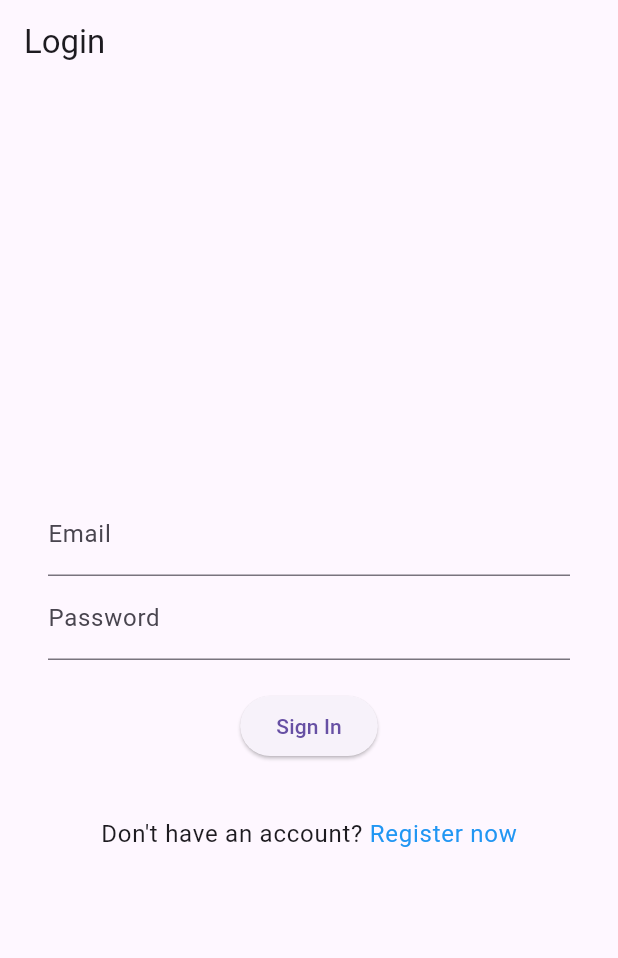
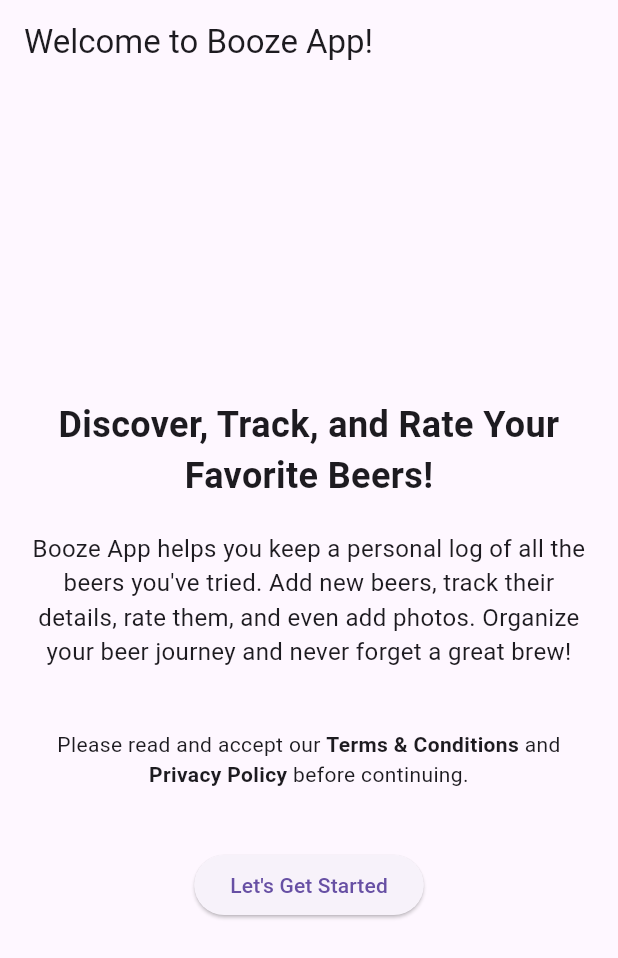
Before and after one commit to zjcz/booze-app, a Flutter app: the screen it shows after launch, on a phone screen of 412 x 824 dp. Shown: the top 958 px of the screen. Run offline on Flutter 3.47's test engine with Material 3 defaults, Android fonts, the phone set to English and light mode, and no system bars; our stand-ins replace cloud_firestore, firebase_auth, firebase_core, firebase_storage, flutter_markdown, image_picker and 2 more; accounts and stored records are empty; generated files the repository leaves out were written again.

Commit message:
feat: add welcome, about screens

```diff
--- /dev/null
+++ b/devtools_options.yaml
@@ -0,0 +1,3 @@
+description: This file stores settings for Dart & Flutter DevTools.
+documentation: https://docs.flutter.dev/tools/devtools/extensions#configure-extension-enablement-states
+extensions:
--- a/lib/main.dart
+++ b/lib/main.dart
@@ -1,28 +1,51 @@
 import 'package:firebase_auth/firebase_auth.dart';
 import 'package:firebase_core/firebase_core.dart';
 import 'package:flutter/material.dart';
+import 'package:shared_preferences/shared_preferences.dart';
 
 import 'firebase_options.dart';
 import 'auth_screen.dart';
 import 'home_screen.dart';
+import 'welcome_screen.dart';
 
 Future<void> main() async {
   WidgetsFlutterBinding.ensureInitialized();
 
   await Firebase.initializeApp(options: DefaultFirebaseOptions.currentPlatform);
 
-  runApp(const BoozeApp());
+  final prefs = await SharedPreferences.getInstance();
+  final welcomeScreenShown = prefs.getBool('welcomeScreenShown') ?? false;
+
+  runApp(BoozeApp(welcomeScreenShown: welcomeScreenShown));
 }
 
-class BoozeApp extends StatelessWidget {
-  const BoozeApp({super.key});
+class BoozeApp extends StatefulWidget {
+  final bool welcomeScreenShown;
+
+  const BoozeApp({super.key, required this.welcomeScreenShown});
+
+  @override
+  State<BoozeApp> createState() => _BoozeAppState();
+}
+
+class _BoozeAppState extends State<BoozeApp> {
+  bool _welcomeScreenShown = false;
+
+  @override
+  @override
+  void initState() {
+    super.initState();
+
+    _welcomeScreenShown = widget.welcomeScreenShown;
+  }
 
   @override
   Widget build(BuildContext context) {
     return MaterialApp(
       title: 'Booze App',
       theme: ThemeData(primarySwatch: Colors.amber),
-      home: Scaffold(
+      home: _welcomeScreenShown
+          ? Scaffold(
               body: LayoutBuilder(
                 builder: (context, constraints) {
                   return Row(
@@ -39,7 +62,9 @@
                                 children: [
                                   Text(
                                     'Booze App Desktop',
-                              style: Theme.of(context).textTheme.headlineMedium,
+                                    style: Theme.of(
+                                      context,
+                                    ).textTheme.headlineMedium,
                                   ),
                                 ],
                               ),
@@ -65,6 +90,11 @@
                   );
                 },
               ),
+            )
+          : WelcomeScreen(
+              onWelcomeScreenDismissed: () {
+                setState(() => _welcomeScreenShown = true);
+              },
             ),
     );
   }
--- /dev/null
+++ b/lib/welcome_screen.dart
@@ -0,0 +1,91 @@
+import 'package:booze_app/policy_viewer_screen.dart';
+import 'package:flutter/gestures.dart';
+import 'package:flutter/material.dart';
+import 'package:shared_preferences/shared_preferences.dart';
+
+class WelcomeScreen extends StatelessWidget {
+  final Function() onWelcomeScreenDismissed;
+  const WelcomeScreen({super.key, required this.onWelcomeScreenDismissed});
+
+  Future<void> _markWelcomeScreenShown() async {
+    final prefs = await SharedPreferences.getInstance();
+    await prefs.setBool('welcomeScreenShown', true);
+  }
+
+  @override
+  Widget build(BuildContext context) {
+    return Scaffold(
+      appBar: AppBar(title: const Text('Welcome to Booze App!')),
+      body: Padding(
+        padding: const EdgeInsets.all(16.0),
+        child: Column(
+          mainAxisAlignment: MainAxisAlignment.center,
+          crossAxisAlignment: CrossAxisAlignment.center,
+          children: [
+            const Text(
+              'Discover, Track, and Rate Your Favorite Beers!',
+              textAlign: TextAlign.center,
+              style: TextStyle(fontSize: 24, fontWeight: FontWeight.bold),
+            ),
+            const SizedBox(height: 20),
+            const Text(
+              'Booze App helps you keep a personal log of all the beers you\'ve tried. '
+              'Add new beers, track their details, rate them, and even add photos. '
+              'Organize your beer journey and never forget a great brew!',
+              textAlign: TextAlign.center,
+              style: TextStyle(fontSize: 16),
+            ),
+            const SizedBox(height: 40),
+            RichText(
+              textAlign: TextAlign.center,
+              text: TextSpan(
+                text: "Please read and accept our ",
+                style: Theme.of(context).textTheme.bodyMedium,
+                children: [
+                  TextSpan(
+                    text: "Terms & Conditions",
+                    style: TextStyle(fontWeight: FontWeight.bold),
+                    recognizer: TapGestureRecognizer()
+                      ..onTap = () {
+                        Navigator.of(context).push(
+                          MaterialPageRoute(
+                            builder: (context) => PolicyViewerScreen(
+                              policyType: PolicyType.termsAndConditions,
+                            ),
+                          ),
+                        );
+                      },
+                  ),
+                  const TextSpan(text: " and "),
+                  TextSpan(
+                    text: "Privacy Policy",
+                    style: TextStyle(fontWeight: FontWeight.bold),
+                    recognizer: TapGestureRecognizer()
+                      ..onTap = () {
+                        Navigator.of(context).push(
+                          MaterialPageRoute(
+                            builder: (context) => PolicyViewerScreen(
+                              policyType: PolicyType.privacyPolicy,
+                            ),
+                          ),
+                        );
+                      },
+                  ),
+                  const TextSpan(text: " before continuing."),
+                ],
+              ),
+            ),
+            const SizedBox(height: 40),
+            ElevatedButton(
+              onPressed: () async {
+                await _markWelcomeScreenShown();
+                onWelcomeScreenDismissed();
+              },
+              child: const Text('Let\'s Get Started'),
+            ),
+          ],
+        ),
+      ),
+    );
+  }
+}
```
Also changed, not shown: lib/about_screen.dart (added, +112 -0 lines), lib/home_screen.dart (+17 -0 lines), lib/policy_viewer_screen.dart (added, +57 -0 lines), pubspec.yaml (+8 -6 lines), pubspec.lock, 8 other files. Lines whose indentation alone changed are shown as unchanged.
